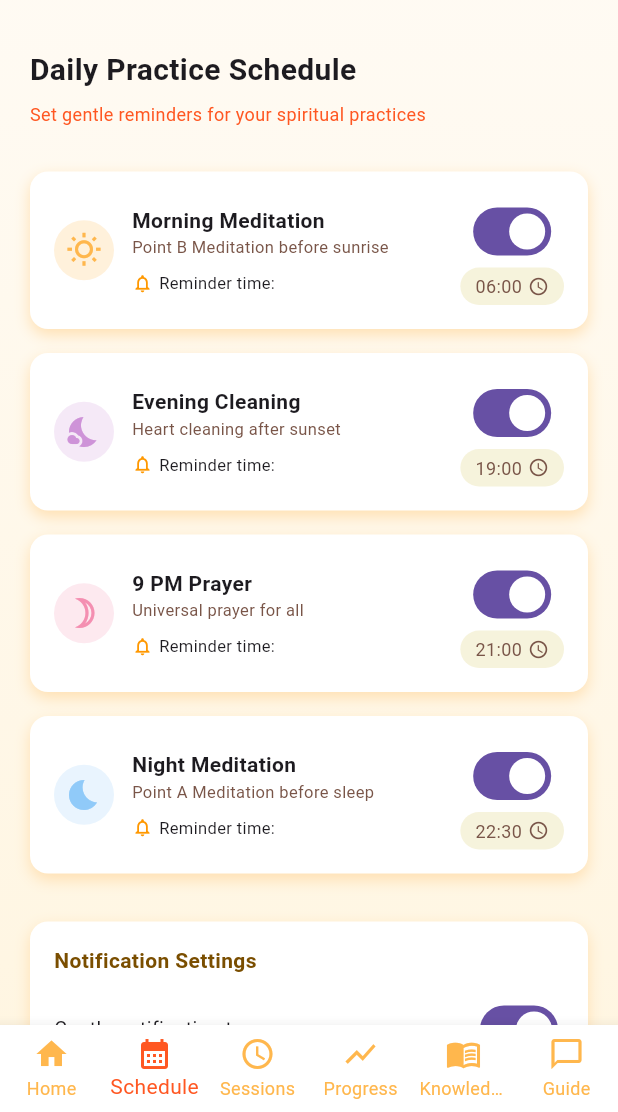
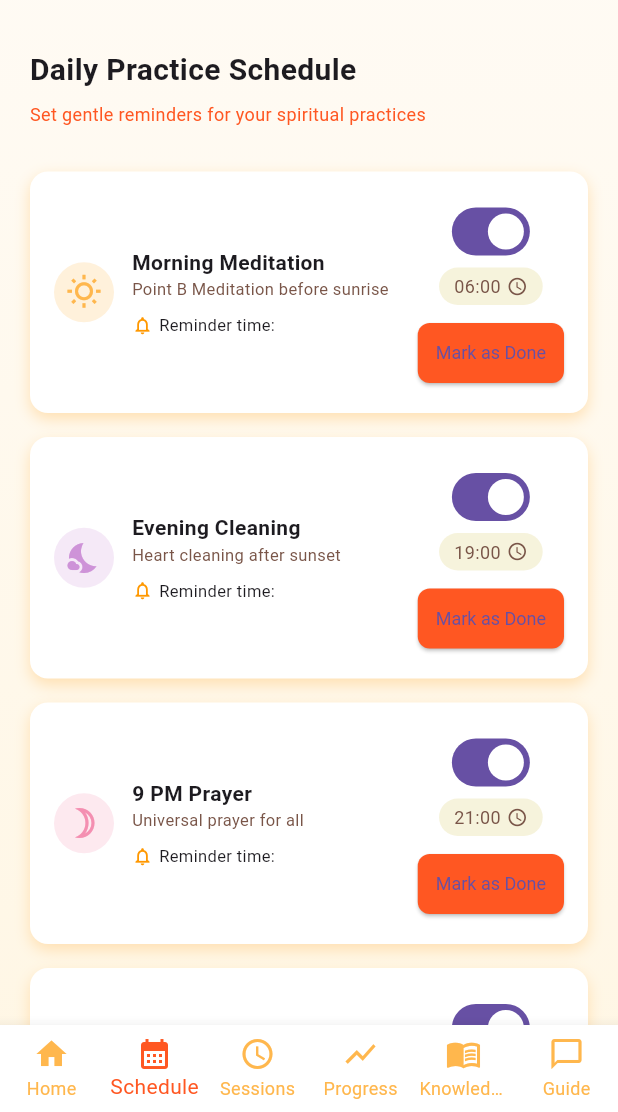
Before and after one commit to visweshnarni/pranahuti2, a Flutter app: the screen it shows after launch, item 2 of the bottom bar chosen, on a phone screen of 412 x 824 dp, the part 124-1236 px from its top. Run offline on Flutter 3.47's test engine with Material 3 defaults, Android fonts, the phone set to English and light mode, and no system bars; our stand-ins replace flutter_tts; Roboto replaces fonts that are missing (Poppins).

Commit message:
mark asdone option added

```diff
--- a/lib/schedule_page.dart
+++ b/lib/schedule_page.dart
@@ -1,5 +1,6 @@
 import 'package:flutter/material.dart';
 import 'bottom_nav_bar.dart';
+import 'progress.dart'; // Import ProgressPage and SessionLog
 
 // Convert SchedulePage to a StatefulWidget to manage the state of the switches.
 class SchedulePage extends StatefulWidget {
@@ -63,6 +64,26 @@ class _SchedulePageState extends State<SchedulePage> {
     if (newTime != null) {
       onTimeSelected(newTime);
     }
+  }
+
+  // Function to handle "Mark as Done" button press
+  void _markAsDone(String sessionTitle) {
+    final sessionLog = SessionLog(
+      sessionTitle: sessionTitle,
+      date: DateTime.now(),
+      durationMinutes: 0, // Duration is unknown for manual completion
+      mood: 0,
+      reflection: '',
+    );
+    Navigator.pushReplacement(
+      context,
+      MaterialPageRoute(
+        builder: (context) => ProgressPage(
+          showFeedbackForm: true,
+          newSessionLog: sessionLog,
+        ),
+      ),
+    );
   }
 
   @override
@@ -133,7 +154,6 @@ class _SchedulePageState extends State<SchedulePage> {
                     ),
                   ],
                 ),
-
                 const SizedBox(height: 30),
                 const Text(
                   "Daily Practice Schedule",
@@ -363,6 +383,22 @@ class _SchedulePageState extends State<SchedulePage> {
                     ],
                   ),
                 ),
+                const SizedBox(height: 8),
+                ElevatedButton(
+                  onPressed: () => _markAsDone(title),
+                  style: ElevatedButton.styleFrom(
+                    backgroundColor: Colors.deepOrange,
+                    padding: const EdgeInsets.symmetric(
+                      horizontal: 12,
+                      vertical: 6,
+                    ),
+                    textStyle: const TextStyle(fontSize: 12),
+                    shape: RoundedRectangleBorder(
+                      borderRadius: BorderRadius.circular(8),
+                    ),
+                  ),
+                  child: const Text('Mark as Done'),
+                ),
               ],
             ),
           ],
```
